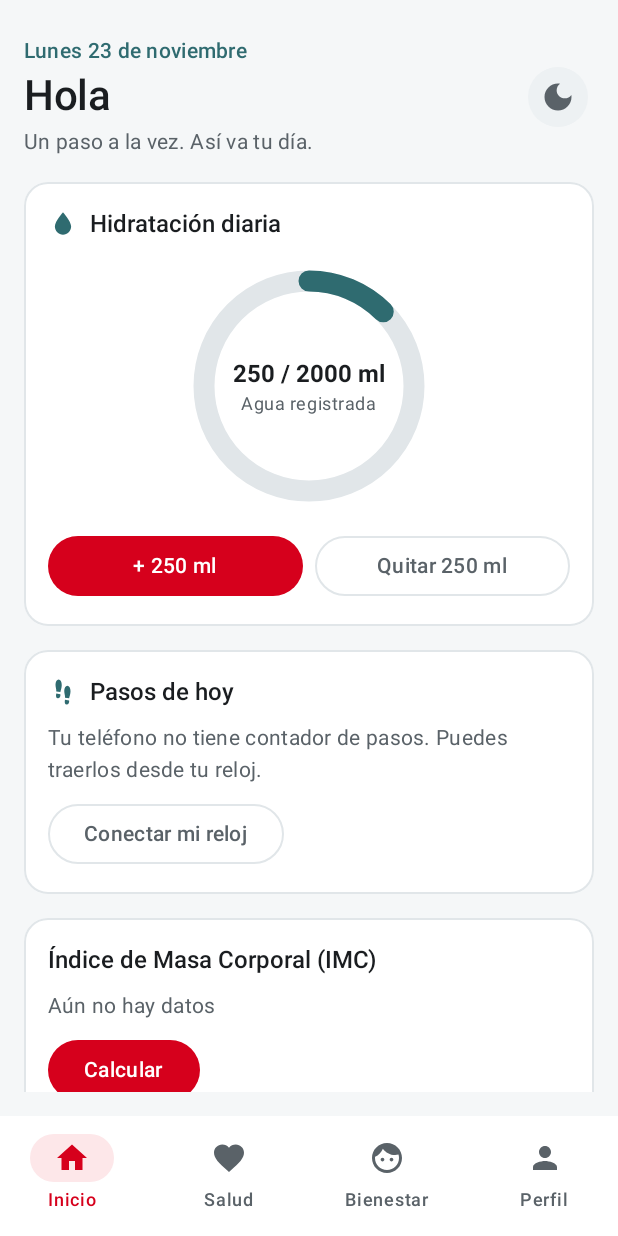
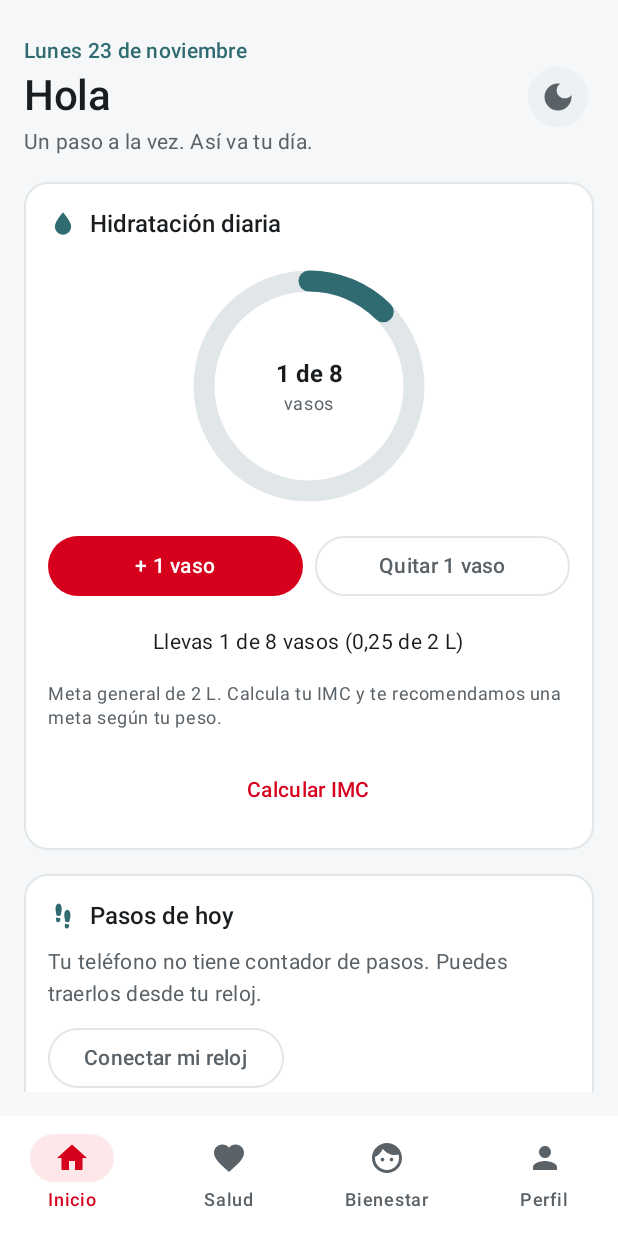
Before and after one commit to calcetinconpalta/inacap-health, an Android app built with Jetpack Compose: the InicioScreen screen opened through its navigation route, on a phone screen of 412 x 824 dp. Run offline under Robolectric (Android 15) with nearby library versions, the phone set to English and light mode, and no system bars; libraries missing offline, so code that uses them is left out: androidx.health.connect.

Commit message:
el agua ahora se muestra en vasos y litros

```diff
--- a/app/src/main/java/com/inacap/health/ui/screens/inicio/InicioScreen.kt
+++ b/app/src/main/java/com/inacap/health/ui/screens/inicio/InicioScreen.kt
@@ -156,13 +156,13 @@ fun InicioScreen(
 
                     Column(horizontalAlignment = Alignment.CenterHorizontally) {
                         Text(
-                            text = "$aguaHoyMl / $metaAguaMl ml",
+                            text = "${com.inacap.health.ui.screens.salud.SaludLogic.vasos(aguaHoyMl)} de ${com.inacap.health.ui.screens.salud.SaludLogic.metaVasos(metaAguaMl)}",
                             style = MaterialTheme.typography.titleMedium,
                             fontWeight = FontWeight.Bold,
                             color = MaterialTheme.colorScheme.onSurface
                         )
                         Text(
-                            text = "Agua registrada",
+                            text = "vasos",
                             style = MaterialTheme.typography.bodySmall,
                             color = MaterialTheme.colorScheme.onSurfaceVariant
                         )
@@ -177,14 +177,26 @@ fun InicioScreen(
                         onClick = { saludViewModel.agregarAgua() },
                         modifier = Modifier.weight(1f)
                     ) {
-                        Text("+ 250 ml")
+                        Text("+ 1 vaso")
                     }
                     OutlinedButton(
                         onClick = { saludViewModel.quitarAgua() },
                         modifier = Modifier.weight(1f)
                     ) {
-                        Text("Quitar 250 ml")
+                        Text("Quitar 1 vaso")
                     }
+                }
+                Text(
+                    com.inacap.health.ui.screens.salud.SaludLogic.textoProgresoAgua(aguaHoyMl, metaAguaMl),
+                    style = MaterialTheme.typography.bodyMedium, color = MaterialTheme.colorScheme.onSurface
+                )
+                if (ultimoRegistro == null) {
+                    // Sin peso registrado: meta general y sugerencia de completar los datos.
+                    Text(
+                        "Meta general de 2 L. Calcula tu IMC y te recomendamos una meta según tu peso.",
+                        style = MaterialTheme.typography.bodySmall, color = MaterialTheme.colorScheme.onSurfaceVariant
+                    )
+                    androidx.compose.material3.TextButton(onClick = { onNavigate(Routes.IMC_AGUA) }) { Text("Calcular IMC") }
                 }
             }
         }
--- a/app/src/main/java/com/inacap/health/ui/screens/salud/CalculadorasScreen.kt
+++ b/app/src/main/java/com/inacap/health/ui/screens/salud/CalculadorasScreen.kt
@@ -251,7 +251,7 @@ fun CalculadorasScreen(
                             )
                             Spacer(modifier = Modifier.height(4.dp))
                             Text(
-                                text = "Meta de agua sugerida: $metaAgua ml al día",
+                                text = SaludLogic.recomendacionAgua(metaAgua),
                                 style = MaterialTheme.typography.bodyMedium,
                                 fontWeight = FontWeight.Bold,
                                 color = MaterialTheme.colorScheme.onSurface
--- a/app/src/main/java/com/inacap/health/ui/screens/salud/HistorialScreen.kt
+++ b/app/src/main/java/com/inacap/health/ui/screens/salud/HistorialScreen.kt
@@ -385,7 +385,7 @@ private fun TabAguaContent(
         ) {
             Column(modifier = Modifier.padding(16.dp)) {
                 Text(
-                    text = "Promedio de los últimos 7 días: $promedioMl ml",
+                    text = "Promedio de los últimos 7 días: ${com.inacap.health.ui.screens.salud.SaludLogic.litrosYVasos(promedioMl)}",
                     style = MaterialTheme.typography.bodyMedium,
                     color = TextPrimary
                 )
--- a/app/src/main/java/com/inacap/health/ui/screens/salud/SaludLogic.kt
+++ b/app/src/main/java/com/inacap/health/ui/screens/salud/SaludLogic.kt
@@ -1,8 +1,42 @@
 package com.inacap.health.ui.screens.salud
 
 import kotlin.math.round
+import kotlin.math.roundToInt
 
 object SaludLogic {
+    // ---------- Agua en vasos y litros (tarea 15): nada de "ml" en pantalla ----------
+    const val VASO_ML = 250
+    /** Meta general cuando aún no hay peso registrado. */
+    const val META_GENERAL_ML = 2000
+
+    /** Vasos completos tomados (cada registro es un vaso). */
+    fun vasos(ml: Int): Int = (ml.coerceAtLeast(0)) / VASO_ML
+
+    /** Meta en vasos, redondeada (mínimo 1). 2000 ml → 8; 2300 ml → 9. */
+    fun metaVasos(metaMl: Int): Int = (metaMl.toDouble() / VASO_ML).roundToInt().coerceAtLeast(1)
+
+    /** Litros con coma y sin ceros de sobra: 750 → "0,75"; 2000 → "2"; 2300 → "2,3". */
+    fun litros(ml: Int, decimales: Int = 2): String {
+        val factor = if (decimales <= 1) 10.0 else 100.0
+        val l = round(ml / 1000.0 * factor) / factor
+        val txt = if (l == l.toLong().toDouble()) l.toLong().toString() else l.toString()
+        return txt.replace('.', ',')
+    }
+
+    /** "Llevas 3 de 8 vasos (0,75 de 2 L)". */
+    fun textoProgresoAgua(aguaMl: Int, metaMl: Int): String {
+        val n = vasos(aguaMl)
+        val meta = metaVasos(metaMl)
+        return "Llevas $n de $meta ${if (meta == 1) "vaso" else "vasos"} (${litros(aguaMl)} de ${litros(metaMl, 1)} L)"
+    }
+
+    /** "Con tu peso te recomendamos unos 2,3 L al día (9 vasos)". */
+    fun recomendacionAgua(metaMl: Int): String =
+        "Con tu peso te recomendamos unos ${litros(metaMl, 1)} L al día (${metaVasos(metaMl)} vasos)"
+
+    /** "1,8 L al día (7 vasos)", para promedios del historial. */
+    fun litrosYVasos(ml: Int): String = "${litros(ml, 1)} L (${(ml.toDouble() / VASO_ML).roundToInt()} vasos)"
+
     fun calcularImc(pesoKg: Double, estaturaCm: Double): Double {
         if (estaturaCm <= 0.0) return 0.0
         val estaturaM = estaturaCm / 100.0
```
Also changed, not shown: 1 other file.
